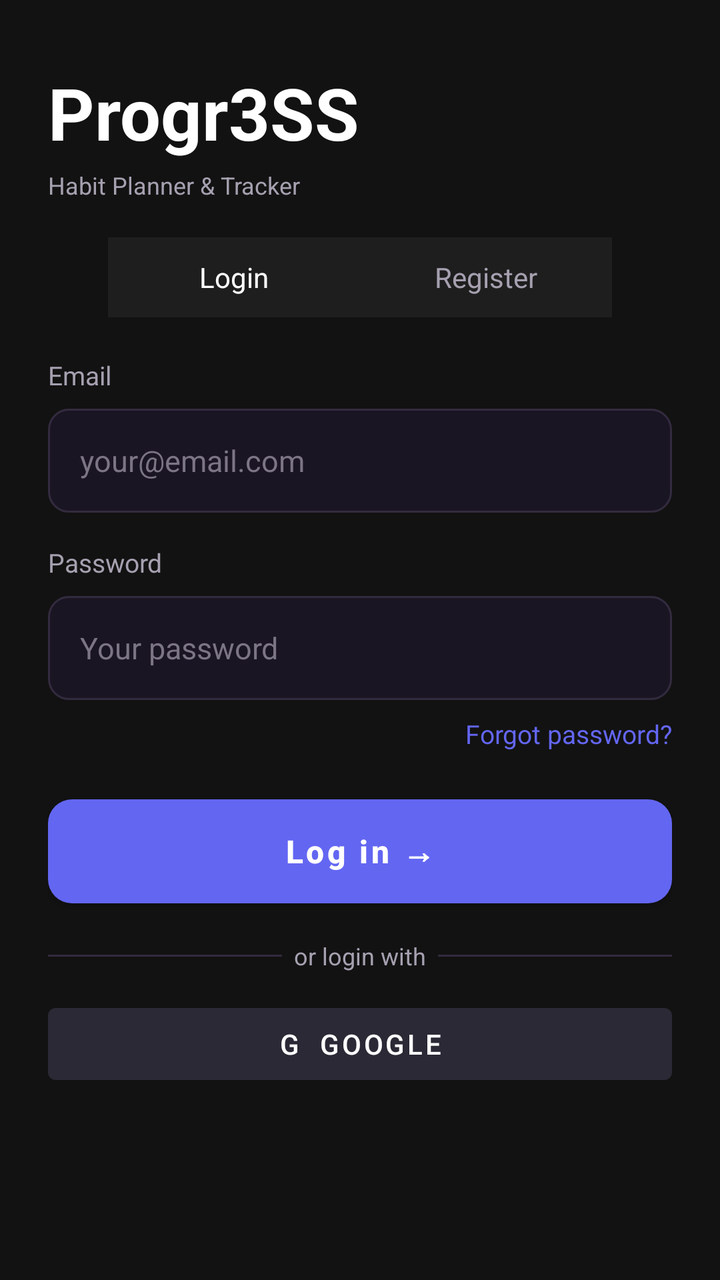
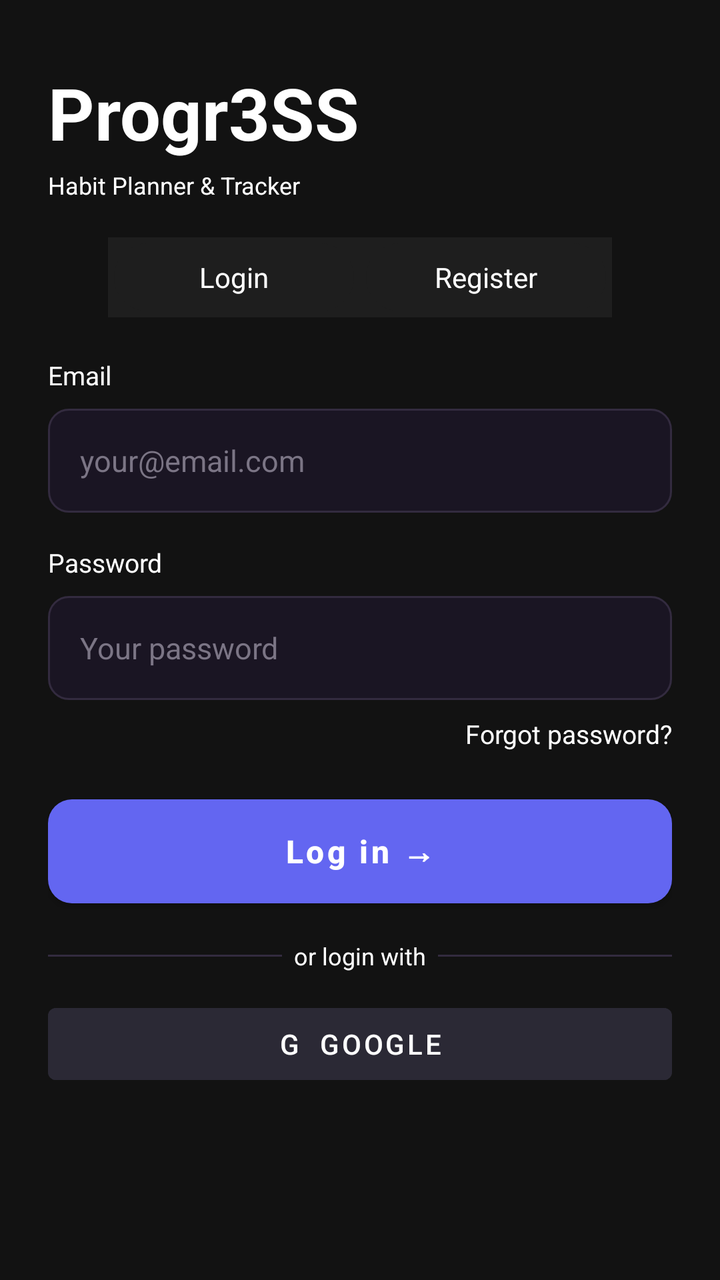

Compare the two renders of this Android layout. The source of the first and the diff that turns it into the second are given below.
<!-- AndroidManifest.xml: application theme Theme.MyApplication -->
<!-- res/layout/activity_login.xml -->
<?xml version="1.0" encoding="utf-8"?>
<ScrollView xmlns:android="http://schemas.android.com/apk/res/android"
    android:layout_width="match_parent"
    android:layout_height="match_parent"
    android:fillViewport="true"
    android:background="@color/bg_default">

    <LinearLayout
        android:layout_width="match_parent"
        android:layout_height="wrap_content"
        android:orientation="vertical"
        android:padding="24dp">

        
        <TextView
            android:id="@+id/tvAppTitle"
            android:layout_width="wrap_content"
            android:layout_height="wrap_content"
            android:text="Progr3SS"
            android:textColor="@color/text_primary"
            android:textSize="36sp"
            android:textStyle="bold"
            android:layout_marginTop="8dp" />

        <TextView
            android:id="@+id/tvSubtitle"
            android:layout_width="wrap_content"
            android:layout_height="wrap_content"
            android:text="Habit Planner &amp; Tracker"
            android:textColor="@color/text_secondary"
            android:textSize="12sp"
            android:layout_marginTop="4dp"
            android:layout_marginBottom="18dp" />

        
        <LinearLayout
            android:layout_width="wrap_content"
            android:layout_height="40dp"
            android:orientation="horizontal"
            android:background="@color/card_bg"
            android:padding="3dp"
            android:layout_marginBottom="20dp"
            android:layout_gravity="center_horizontal"
            android:clipToPadding="false"
            android:clipChildren="false">

            <TextView
                android:id="@+id/toggleLogin"
                android:layout_width="120dp"
                android:layout_height="match_parent"
                android:gravity="center"
                android:text="Login"
                android:textColor="@color/text_primary"
                android:background="@drawable/bg_toggle_selected"
                android:paddingLeft="8dp"
                android:paddingRight="8dp" />

            <TextView
                android:id="@+id/toggleRegister"
                android:layout_width="120dp"
                android:layout_height="match_parent"
                android:gravity="center"
                android:text="Register"
                android:textColor="@color/text_secondary"
                android:background="@drawable/bg_toggle_selected"
                android:paddingLeft="8dp"
                android:paddingRight="8dp"
                android:layout_marginStart="6dp"
                android:state_selected="false" />
        </LinearLayout>

        
        <TextView
            android:layout_width="wrap_content"
            android:layout_height="wrap_content"
            android:text="Email"
            android:textColor="@color/text_secondary"
            android:textSize="13sp"
            android:layout_marginBottom="8dp" />

        
        <EditText
            android:id="@+id/etEmail"
            android:layout_width="match_parent"
            android:layout_height="52dp"
            android:background="@drawable/bg_input"
            android:hint="your@email.com"
            android:paddingLeft="16dp"
            android:paddingRight="16dp"
            android:textColor="@color/text_primary"
            android:textColorHint="@color/text_muted"
            android:textSize="15sp"
            android:inputType="textEmailAddress" />

        
        <LinearLayout
            android:layout_width="match_parent"
            android:layout_height="wrap_content"
            android:orientation="vertical"
            android:layout_marginTop="16dp">

            <TextView
                android:layout_width="wrap_content"
                android:layout_height="wrap_content"
                android:text="Password"
                android:textColor="@color/text_secondary"
                android:textSize="13sp"
                android:layout_marginBottom="8dp" />

            <EditText
                android:id="@+id/etPassword"
                android:layout_width="match_parent"
                android:layout_height="52dp"
                android:background="@drawable/bg_input"
                android:hint="Your password"
                android:paddingLeft="16dp"
                android:paddingRight="16dp"
                android:textColor="@color/text_primary"
                android:textColorHint="@color/text_muted"
                android:textSize="15sp"
                android:inputType="textPassword" />

            <TextView
                android:id="@+id/tvForgot"
                android:layout_width="wrap_content"
                android:layout_height="wrap_content"
                android:text="Forgot password?"
                android:textColor="@color/accent_purple_start"
                android:textSize="13sp"
                android:layout_marginTop="8dp"
                android:layout_gravity="end" />
        </LinearLayout>

        
        <Button
            android:id="@+id/btnSignIn"
            android:layout_width="match_parent"
            android:layout_height="52dp"
            android:layout_marginTop="24dp"
            android:background="@drawable/bg_button_primary"
            android:text="Log in →"
            android:textColor="@color/text_primary"
            android:textSize="16sp"
            android:textAllCaps="false"
            android:textStyle="bold" />

        
        <LinearLayout
            android:layout_width="match_parent"
            android:layout_height="wrap_content"
            android:orientation="horizontal"
            android:gravity="center"
            android:layout_marginTop="18dp">

            <View
                android:layout_width="0dp"
                android:layout_height="1dp"
                android:layout_weight="1"
                android:background="@color/input_stroke" />

            <TextView
                android:layout_width="wrap_content"
                android:layout_height="wrap_content"
                android:text="  or login with  "
                android:textColor="@color/text_secondary"
                android:textSize="12sp" />

            <View
                android:layout_width="0dp"
                android:layout_height="1dp"
                android:layout_weight="1"
                android:background="@color/input_stroke" />
        </LinearLayout>

        
        <Button
            android:id="@+id/btnGoogle"
            android:layout_width="match_parent"
            android:layout_height="48dp"
            android:layout_marginTop="12dp"
            android:backgroundTint="#2B2935"
            android:text="G  Google"
            android:textColor="@color/text_primary" />

        
        <Button
            android:id="@+id/btnRegister"
            android:layout_width="0dp"
            android:layout_height="0dp"
            android:visibility="gone" />

    </LinearLayout>

</ScrollView>
<!-- resources referenced by this layout -->
<resources>
  <color name="accent_purple_start">#6366F1</color>
  <color name="bg_default">#121212</color>
  <color name="card_bg">#1E1E1E</color>
  <color name="input_stroke">#332B3F</color>
  <color name="text_muted">#7B7585</color>
  <color name="text_primary">#FFFFFF</color>
  <color name="text_secondary">#A6A0B0</color>
  <!-- drawable bg_button_primary (drawable) -->
  <?xml version="1.0" encoding="utf-8"?>
  <shape xmlns:android="http://schemas.android.com/apk/res/android" android:shape="rectangle">
      <gradient
          android:angle="0"
          android:startColor="@color/accent_purple_start"
          android:endColor="@color/accent_purple_end"
          android:type="linear" />
      <corners android:radius="12dp" />
      <size android:height="48dp" />
  </shape>
  <!-- drawable bg_input (drawable) -->
  <?xml version="1.0" encoding="utf-8"?>
  <shape xmlns:android="http://schemas.android.com/apk/res/android" android:shape="rectangle">
      <solid android:color="@color/input_bg" />
      <stroke android:width="1dp" android:color="@color/input_stroke" />
      <corners android:radius="10dp" />
      <padding android:left="12dp" android:top="12dp" android:right="12dp" android:bottom="12dp" />
  </shape>
  <!-- drawable bg_toggle_selected (drawable) -->
  <?xml version="1.0" encoding="utf-8"?>
  <selector xmlns:android="http://schemas.android.com/apk/res/android">
      <item android:state_selected="true">
          <shape android:shape="rectangle">
              <solid android:color="@color/accent_purple_start" />
              <corners android:radius="24dp" />
          </shape>
      </item>
      <item>
          <shape android:shape="rectangle">
              <solid android:color="@color/card_bg" />
              <corners android:radius="24dp" />
          </shape>
      </item>
  </selector>
  <style name="Theme.MyApplication" parent="Theme.MaterialComponents.DayNight.DarkActionBar">
          
          <item name="colorPrimary">@color/accent_purple_start</item>
          <item name="colorPrimaryVariant">@color/accent_purple_end</item>
          <item name="colorOnPrimary">@color/text_primary</item>
  
          <item name="colorSecondary">@color/accent_green</item>
          <item name="colorOnSecondary">@color/text_primary</item>
  
          <item name="android:statusBarColor">@color/bg_default</item>
          <item name="android:navigationBarColor">@color/bg_default</item>
  
          
          <item name="android:colorBackground">@color/bg_default</item>
          <item name="android:textColor">@color/text_primary</item>
          <item name="android:windowBackground">@color/bg_default</item>
      </style>
  <color name="accent_purple_end">#8B5CF6</color>
  <color name="input_bg">#1A1523</color>
  <color name="accent_green">#10B981</color>
</resources>

<!-- the commit's change to res/layout/activity_login.xml (unified diff, before → after) -->
@@ -27,7 +27,7 @@
             android:layout_width="wrap_content"
             android:layout_height="wrap_content"
             android:text="Habit Planner &amp; Tracker"
-            android:textColor="@color/text_secondary"
+            android:textColor="@color/text_primary"
             android:textSize="12sp"
             android:layout_marginTop="4dp"
             android:layout_marginBottom="18dp" />
@@ -61,7 +61,7 @@
                 android:layout_height="match_parent"
                 android:gravity="center"
                 android:text="Register"
-                android:textColor="@color/text_secondary"
+                android:textColor="@color/text_primary"
                 android:background="@drawable/bg_toggle_selected"
                 android:paddingLeft="8dp"
                 android:paddingRight="8dp"
@@ -74,7 +74,7 @@
             android:layout_width="wrap_content"
             android:layout_height="wrap_content"
             android:text="Email"
-            android:textColor="@color/text_secondary"
+            android:textColor="@color/text_primary"
             android:textSize="13sp"
             android:layout_marginBottom="8dp" />
 
@@ -103,7 +103,7 @@
                 android:layout_width="wrap_content"
                 android:layout_height="wrap_content"
                 android:text="Password"
-                android:textColor="@color/text_secondary"
+                android:textColor="@color/text_primary"
                 android:textSize="13sp"
                 android:layout_marginBottom="8dp" />
 
@@ -125,7 +125,7 @@
                 android:layout_width="wrap_content"
                 android:layout_height="wrap_content"
                 android:text="Forgot password?"
-                android:textColor="@color/accent_purple_start"
+                android:textColor="@color/text_primary"
                 android:textSize="13sp"
                 android:layout_marginTop="8dp"
                 android:layout_gravity="end" />
@@ -162,7 +162,7 @@
                 android:layout_width="wrap_content"
                 android:layout_height="wrap_content"
                 android:text="  or login with  "
-                android:textColor="@color/text_secondary"
+                android:textColor="@color/text_primary"
                 android:textSize="12sp" />
 
             <View
<!-- resource entries referenced after the edit -->
@@ -6,7 +6,6 @@
   <color name="input_stroke">#332B3F</color>
   <color name="text_muted">#7B7585</color>
   <color name="text_primary">#FFFFFF</color>
-  <color name="text_secondary">#A6A0B0</color>
   <!-- drawable bg_button_primary (drawable) -->
   <?xml version="1.0" encoding="utf-8"?>
   <shape xmlns:android="http://schemas.android.com/apk/res/android" android:shape="rectangle">
